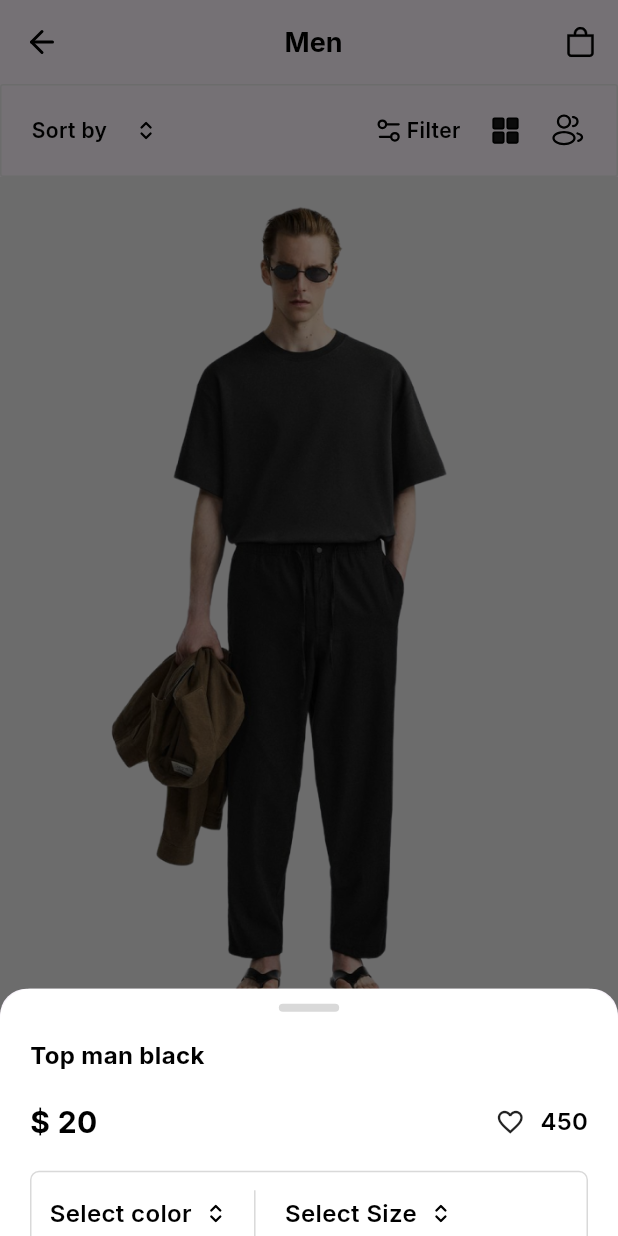
After one commit to kareemezzat25/runwayDesign, a Flutter app: the ModelView screen opened by its route, after a tap on "Top man black", on a phone screen of 412 x 824 dp. The commit adds this screen. Run offline on Flutter 3.47's test engine with Material 3 defaults, Android fonts, the phone set to English and light mode, and no system bars; our stand-ins replace flutter_screenutil, flutter_svg, gap, google_fonts, video_player.

Commit message:
modeldetails

```diff
--- a/lib/core/resources/app_colors.dart
+++ b/lib/core/resources/app_colors.dart
@@ -4,4 +4,5 @@ class AppColors {
   static const Color blackColor = Color(0xff000000);
   static const Color textBlackColor = Color(0xff131313);
   static const Color clothColor = Color(0xffECECEC);
+  static const Color greyColor = Color(0xffD9D9D9);
 }
--- /dev/null
+++ b/lib/views/modeldetailsview.dart
@@ -0,0 +1,90 @@
+import 'package:flutter/material.dart';
+import 'package:flutter_screenutil/flutter_screenutil.dart';
+import 'package:flutter_svg/svg.dart';
+import 'package:gap/gap.dart';
+import 'package:google_fonts/google_fonts.dart';
+import 'package:runway_app/core/resources/app_assets.dart';
+import 'package:runway_app/core/resources/app_colors.dart';
+import 'package:runway_app/models/cloth_model.dart';
+import 'package:runway_app/widgets/bottomsheetdata.dart';
+import 'package:runway_app/widgets/customappbar.dart';
+import 'package:runway_app/widgets/sort_filter.dart';
+
+class ModelDetailsView extends StatefulWidget {
+  final ClothModel clothModel;
+  const ModelDetailsView({required this.clothModel, super.key});
+
+  @override
+  State<ModelDetailsView> createState() => _ModelDetailsViewState();
+}
+
+class _ModelDetailsViewState extends State<ModelDetailsView> {
+  @override
+  void initState() {
+    super.initState();
+    WidgetsBinding.instance.addPostFrameCallback((_) {
+      _showBottomSheet();
+    });
+  }
+
+  void _showBottomSheet() {
+    showModalBottomSheet(
+      isScrollControlled: true,
+      context: context,
+      shape: RoundedRectangleBorder(
+        borderRadius: BorderRadius.vertical(top: Radius.circular(20.r)),
+      ),
+      builder: (context) {
+        return DraggableScrollableSheet(
+          initialChildSize: 0.2,
+          minChildSize: 0.2,
+          maxChildSize: 0.8,
+          expand: false,
+          builder: (context, ScrollController scrollController) {
+            return Container(
+              width: double.infinity,
+              decoration: BoxDecoration(
+                color: Colors.white,
+                borderRadius: BorderRadius.only(
+                  topLeft: Radius.circular(20),
+                  topRight: Radius.circular(20),
+                ),
+              ),
+              child: Padding(
+                padding: const EdgeInsets.symmetric(horizontal: 20),
+                child: BottomSheetData(
+                  title: widget.clothModel.clothTitle,
+                  price: widget.clothModel.clothPrice,
+                  scrollController: scrollController,
+                ),
+              ),
+            );
+          },
+        );
+      },
+    );
+  }
+
+  @override
+  Widget build(BuildContext context) {
+    return Scaffold(
+      appBar: CustomAppBar(
+        leadingIcon: AppAssets.arrowLeftIcon,
+        title: "Men",
+        suffixIcon: AppAssets.cartIcon,
+        onTap: () => Navigator.pop(context),
+      ),
+      body: Column(
+        children: [
+          SortAndFilter(),
+          Container(
+            width: double.infinity,
+            height: 640.h,
+            decoration: BoxDecoration(color: AppColors.clothColor),
+            child: Center(child: Image.asset(widget.clothModel.clothImage)),
+          ),
+        ],
+      ),
+    );
+  }
+}
--- a/lib/views/modelview.dart
+++ b/lib/views/modelview.dart
@@ -1,12 +1,14 @@
 import 'package:flutter/material.dart';
 import 'package:flutter_screenutil/flutter_screenutil.dart';
-import 'package:flutter_svg/svg.dart';
 import 'package:gap/gap.dart';
 import 'package:google_fonts/google_fonts.dart';
 import 'package:runway_app/core/resources/app_assets.dart';
 import 'package:runway_app/core/resources/app_colors.dart';
 import 'package:runway_app/core/resources/app_data.dart';
+import 'package:runway_app/views/modeldetailsview.dart';
 import 'package:runway_app/widgets/customappbar.dart';
+import 'package:runway_app/widgets/model_item.dart';
+import 'package:runway_app/widgets/sort_filter.dart';
 
 class ModelView extends StatelessWidget {
   static const String routeName = "Modelview";
@@ -19,49 +21,12 @@ class ModelView extends StatelessWidget {
         leadingIcon: AppAssets.arrowLeftIcon,
         title: "Men",
         suffixIcon: AppAssets.cartIcon,
+        onTap: () => Navigator.pop(context),
       ),
       body: SingleChildScrollView(
         child: Column(
           children: [
-            Container(
-              padding: EdgeInsets.symmetric(horizontal: 20, vertical: 18),
-              decoration: BoxDecoration(
-                shape: BoxShape.rectangle,
-                border: Border.fromBorderSide(
-                  BorderSide(color: AppColors.clothColor),
-                ),
-                borderRadius: BorderRadius.all(Radius.circular(2)),
-              ),
-              child: Row(
-                children: [
-                  Text(
-                    "Sort by",
-                    style: GoogleFonts.inter(
-                      fontSize: 14,
-                      fontWeight: FontWeight.w600,
-                      color: AppColors.blackColor,
-                    ),
-                  ),
-                  Gap(20),
-                  SvgPicture.asset(AppAssets.sortIcon),
-                  Spacer(),
-                  SvgPicture.asset(AppAssets.filter),
-                  Gap(4),
-                  Text(
-                    "Filter",
-                    style: GoogleFonts.inter(
-                      fontSize: 14,
-                      fontWeight: FontWeight.w600,
-                      color: AppColors.blackColor,
-                    ),
-                  ),
-                  Gap(20),
-                  SvgPicture.asset(AppAssets.ionGrid),
-                  Gap(20),
-                  SvgPicture.asset(AppAssets.usersIcon),
-                ],
-              ),
-            ),
+            SortAndFilter(),
             Gap(16),
             Padding(
               padding: const EdgeInsets.symmetric(horizontal: 12.0),
@@ -76,49 +41,20 @@ class ModelView extends StatelessWidget {
                 ),
                 itemCount: AppData.clothModels.length,
                 itemBuilder: (context, index) {
-                  return Column(
-                    crossAxisAlignment: CrossAxisAlignment.start,
-                    children: [
-                      Container(
-                        width: 200.w,
-                        height: 255.h,
-                        padding: EdgeInsets.symmetric(horizontal: 42),
-                        decoration: BoxDecoration(
-                          color: AppColors.clothColor,
-                          borderRadius: BorderRadius.all(Radius.circular(6)),
+                  return ModelItem(
+                    modelImage: AppData.clothModels[index].clothImage,
+                    modelName: AppData.clothModels[index].clothTitle,
+                    modelPrice: AppData.clothModels[index].clothPrice,
+                    onTap:
+                        () => Navigator.push(
+                          context,
+                          MaterialPageRoute(
+                            builder:
+                                (context) => ModelDetailsView(
+                                  clothModel: AppData.clothModels[index],
+                                ),
+                          ),
                         ),
-                        child: Image.asset(
-                          AppData.clothModels[index].clothImage,
-                        ),
-                      ),
-                      Gap(14),
-                      Text(
-                        AppData.clothModels[index].clothTitle,
-                        style: GoogleFonts.inter(
-                          fontSize: 14,
-                          fontWeight: FontWeight.w500,
-                          color: AppColors.blackColor,
-                        ),
-                        maxLines: 1,
-                        overflow: TextOverflow.ellipsis,
-                      ),
-                      Gap(8),
-                      Row(
-                        mainAxisAlignment: MainAxisAlignment.spaceBetween,
-                        children: [
-                          Text(
-                            AppData.clothModels[index].clothPrice,
-
-                            style: GoogleFonts.inter(
-                              fontSize: 16,
-                              fontWeight: FontWeight.w600,
-                              color: AppColors.blackColor,
-                            ),
-                          ),
-                          Icon(Icons.favorite_outline_rounded, size: 18),
-                        ],
-                      ),
-                    ],
                   );
                 },
               ),
--- /dev/null
+++ b/lib/widgets/bottomsheetdata.dart
@@ -0,0 +1,138 @@
+import 'package:flutter/material.dart';
+import 'package:flutter_screenutil/flutter_screenutil.dart';
+import 'package:flutter_svg/svg.dart';
+import 'package:gap/gap.dart';
+import 'package:google_fonts/google_fonts.dart';
+import 'package:runway_app/core/resources/app_assets.dart';
+import 'package:runway_app/core/resources/app_colors.dart';
+
+class BottomSheetData extends StatelessWidget {
+  final String title;
+  final String price;
+  final ScrollController scrollController;
+  const BottomSheetData({
+    super.key,
+    required this.title,
+    required this.price,
+    required this.scrollController,
+  });
+
+  @override
+  Widget build(BuildContext context) {
+    return ListView(
+      controller: scrollController,
+      children: [
+        Center(
+          child: Container(
+            margin: EdgeInsets.only(top: 10),
+            width: 42.w,
+            height: 6.h,
+            decoration: BoxDecoration(
+              color: AppColors.greyColor,
+              borderRadius: BorderRadius.circular(6.r),
+            ),
+          ),
+        ),
+        Gap(18),
+        Text(
+          title,
+          style: GoogleFonts.inter(
+            fontSize: 16,
+            fontWeight: FontWeight.w700,
+            color: AppColors.blackColor,
+          ),
+        ),
+        Gap(18),
+        Row(
+          children: [
+            Text(
+              "\$ $price",
+              style: GoogleFonts.inter(
+                fontSize: 20,
+                fontWeight: FontWeight.w700,
+                color: AppColors.blackColor,
+              ),
+            ),
+            Spacer(),
+            Row(
+              children: [
+                Icon(Icons.favorite_border_outlined, size: 20),
+                Gap(10),
+                Text(
+                  "450",
+                  style: GoogleFonts.inter(
+                    fontSize: 16,
+                    fontWeight: FontWeight.w600,
+                    color: AppColors.blackColor,
+                  ),
+                ),
+              ],
+            ),
+          ],
+        ),
+        Gap(18),
+        Container(
+          padding: EdgeInsets.symmetric(horizontal: 12),
+          decoration: BoxDecoration(
+            border: Border.all(color: AppColors.greyColor, width: 1),
+            borderRadius: BorderRadius.circular(6),
+          ),
+          child: Row(
+            children: [
+              Text(
+                "Select color",
+                style: GoogleFonts.inter(
+                  fontSize: 16,
+                  fontWeight: FontWeight.w600,
+                  color: AppColors.blackColor,
+                ),
+              ),
+              Gap(10),
+              SvgPicture.asset(AppAssets.sortIcon),
+              Gap(12),
+              SizedBox(
+                height: 55,
+                child: VerticalDivider(
+                  thickness: 1,
+                  indent: 12,
+                  endIndent: 12,
+                  color: AppColors.greyColor,
+                ),
+              ),
+              Gap(12),
+              Text(
+                "Select Size",
+                style: GoogleFonts.inter(
+                  fontSize: 16,
+                  fontWeight: FontWeight.w600,
+                  color: AppColors.blackColor,
+                ),
+              ),
+              Gap(10),
+              SvgPicture.asset(AppAssets.sortIcon),
+            ],
+          ),
+        ),
+        Gap(10),
+        ElevatedButton(
+          onPressed: () {},
+          style: ElevatedButton.styleFrom(
+            backgroundColor: AppColors.blackColor,
+            minimumSize: Size(390.w, 55.h),
+            shape: RoundedRectangleBorder(
+              borderRadius: BorderRadius.circular(12.r),
+            ),
+          ),
+          child: Text(
+            "Add To Bag",
+            style: GoogleFonts.inter(
+              fontSize: 16,
+              fontWeight: FontWeight.w700,
+              color: Colors.white,
+            ),
+          ),
+        ),
+      ],
+    );
+  }
+}
--- a/lib/widgets/category_Item.dart
+++ b/lib/widgets/category_Item.dart
@@ -1,9 +1,7 @@
 import 'package:flutter/material.dart';
-import 'package:flutter_screenutil/flutter_screenutil.dart';
 import 'package:gap/gap.dart';
 import 'package:google_fonts/google_fonts.dart';
 import 'package:runway_app/core/resources/app_colors.dart';
-import 'package:runway_app/core/resources/app_data.dart';
 import 'package:runway_app/views/modelview.dart';
 
 class CategoryItem extends StatelessWidget {
--- a/lib/widgets/customappbar.dart
+++ b/lib/widgets/customappbar.dart
@@ -8,11 +8,13 @@ class CustomAppBar extends StatelessWidget implements PreferredSizeWidget {
   String leadingIcon;
   String title;
   String suffixIcon;
+  Function()? onTap;
 
   CustomAppBar({
     required this.leadingIcon,
     required this.title,
     required this.suffixIcon,
+    this.onTap,
     super.key,
   });
 
@@ -26,7 +28,10 @@ class CustomAppBar extends StatelessWidget implements PreferredSizeWidget {
         mainAxisAlignment: MainAxisAlignment.spaceBetween,
 
         children: [
-          SvgPicture.asset(leadingIcon, width: 24),
+          GestureDetector(
+            onTap: onTap,
+            child: SvgPicture.asset(leadingIcon, width: 24),
+          ),
           Text(
             title,
             style: GoogleFonts.inter(
--- /dev/null
+++ b/lib/widgets/model_item.dart
@@ -0,0 +1,68 @@
+import 'package:flutter/material.dart';
+import 'package:flutter_screenutil/flutter_screenutil.dart';
+import 'package:gap/gap.dart';
+import 'package:google_fonts/google_fonts.dart';
+import 'package:runway_app/core/resources/app_colors.dart';
+
+class ModelItem extends StatelessWidget {
+  final String modelImage;
+  final String modelName;
+  final String modelPrice;
+  final Function()? onTap;
+  const ModelItem({
+    required this.modelImage,
+    required this.modelName,
+    required this.modelPrice,
+    this.onTap,
+    super.key,
+  });
+
+  @override
+  Widget build(BuildContext context) {
+    return GestureDetector(
+      onTap: onTap,
+      child: Column(
+        crossAxisAlignment: CrossAxisAlignment.start,
+        children: [
+          Container(
+            width: 200.w,
+            height: 255.h,
+            padding: EdgeInsets.symmetric(horizontal: 42),
+            decoration: BoxDecoration(
+              color: AppColors.clothColor,
+              borderRadius: BorderRadius.all(Radius.circular(6)),
+            ),
+            child: Image.asset(modelImage),
+          ),
+          Gap(14),
+          Text(
+            modelName,
+            style: GoogleFonts.inter(
+              fontSize: 14,
+              fontWeight: FontWeight.w500,
+              color: AppColors.blackColor,
+            ),
+            maxLines: 1,
+            overflow: TextOverflow.ellipsis,
+          ),
+          Gap(8),
+          Row(
+            mainAxisAlignment: MainAxisAlignment.spaceBetween,
+            children: [
+              Text(
+                modelPrice,
+
+                style: GoogleFonts.inter(
+                  fontSize: 16,
+                  fontWeight: FontWeight.w600,
+                  color: AppColors.blackColor,
+                ),
+              ),
+              Icon(Icons.favorite_outline_rounded, size: 18),
+            ],
+          ),
+        ],
+      ),
+    );
+  }
+}
--- /dev/null
+++ b/lib/widgets/sort_filter.dart
@@ -0,0 +1,51 @@
+import 'package:flutter/material.dart';
+import 'package:flutter_svg/svg.dart';
+import 'package:gap/gap.dart';
+import 'package:google_fonts/google_fonts.dart';
+import 'package:runway_app/core/resources/app_assets.dart';
+import 'package:runway_app/core/resources/app_colors.dart';
+
+class SortAndFilter extends StatelessWidget {
+  const SortAndFilter({super.key});
+
+  @override
+  Widget build(BuildContext context) {
+    return Container(
+      padding: EdgeInsets.symmetric(horizontal: 20, vertical: 18),
+      decoration: BoxDecoration(
+        shape: BoxShape.rectangle,
+        border: Border.fromBorderSide(BorderSide(color: AppColors.clothColor)),
+        borderRadius: BorderRadius.all(Radius.circular(2)),
+      ),
+      child: Row(
+        children: [
+          Text(
+            "Sort by",
+            style: GoogleFonts.inter(
+              fontSize: 14,
+              fontWeight: FontWeight.w600,
+              color: AppColors.blackColor,
+            ),
+          ),
+          Gap(20),
+          SvgPicture.asset(AppAssets.sortIcon),
+          Spacer(),
+          SvgPicture.asset(AppAssets.filter),
+          Gap(4),
+          Text(
+            "Filter",
+            style: GoogleFonts.inter(
+              fontSize: 14,
+              fontWeight: FontWeight.w600,
+              color: AppColors.blackColor,
+            ),
+          ),
+          Gap(20),
+          SvgPicture.asset(AppAssets.ionGrid),
+          Gap(20),
+          SvgPicture.asset(AppAssets.usersIcon),
+        ],
+      ),
+    );
+  }
+}
```
